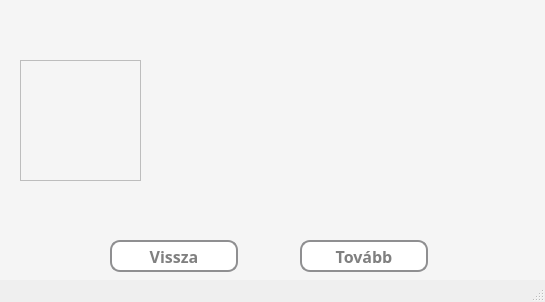
This is src/main/resources/ui/default/gameModeInfo.ui in pkristof1999/Szakdolgozat as Qt 5 draws it before an edit. The edited form follows.
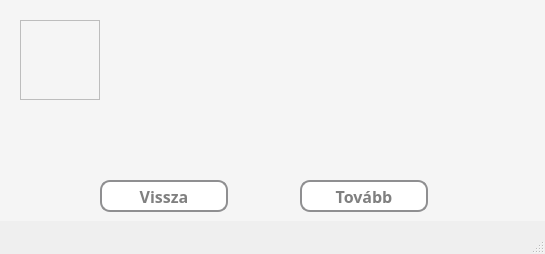
This is the edited form.

Commit message: Játékmód információk megadása.

```diff
--- a/src/main/resources/ui/default/gameModeInfo.ui
+++ b/src/main/resources/ui/default/gameModeInfo.ui
@@ -7,14 +7,17 @@
     <x>0</x>
     <y>0</y>
     <width>545</width>
-    <height>302</height>
+    <height>254</height>
    </rect>
   </property>
   <property name="windowTitle">
    <string>Játékmód információ</string>
   </property>
   <property name="styleSheet">
-   <string notr="true"/>
+   <string notr="true">* {
+	font-size: 16pt;
+	color: grey;
+}</string>
   </property>
   <widget class="QWidget" name="centralwidget">
    <widget class="QWidget" name="widget" native="true">
@@ -23,7 +26,7 @@
       <x>0</x>
       <y>0</y>
       <width>551</width>
-      <height>281</height>
+      <height>221</height>
      </rect>
     </property>
     <property name="styleSheet">
@@ -37,7 +40,7 @@
      <property name="geometry">
       <rect>
        <x>300</x>
-       <y>240</y>
+       <y>180</y>
        <width>128</width>
        <height>32</height>
       </rect>
@@ -69,8 +72,8 @@
     <widget class="QPushButton" name="backButton">
      <property name="geometry">
       <rect>
-       <x>110</x>
-       <y>240</y>
+       <x>100</x>
+       <y>180</y>
        <width>128</width>
        <height>32</height>
       </rect>
@@ -105,16 +108,16 @@
      </property>
      <property name="geometry">
       <rect>
-       <x>160</x>
+       <x>110</x>
        <y>20</y>
-       <width>361</width>
-       <height>201</height>
+       <width>411</width>
+       <height>131</height>
       </rect>
      </property>
      <property name="font">
       <font>
        <family>Corbel</family>
-       <pointsize>16</pointsize>
+       <pointsize>12</pointsize>
        <bold>true</bold>
       </font>
      </property>
@@ -123,7 +126,7 @@
      </property>
      <property name="styleSheet">
       <string notr="true">* {
-	font-size: 16pt;
+	font-size: 12pt;
 	color: grey;
 }</string>
      </property>
@@ -140,16 +143,16 @@
       <bool>true</bool>
      </property>
      <property name="alignment">
-      <set>Qt::AlignCenter</set>
+      <set>Qt::AlignJustify</set>
      </property>
     </widget>
     <widget class="QFrame" name="infoFrame">
      <property name="geometry">
       <rect>
        <x>20</x>
-       <y>60</y>
-       <width>121</width>
-       <height>121</height>
+       <y>20</y>
+       <width>80</width>
+       <height>80</height>
       </rect>
      </property>
      <property name="frameShape">
```
The commit also changes 2 other files.
